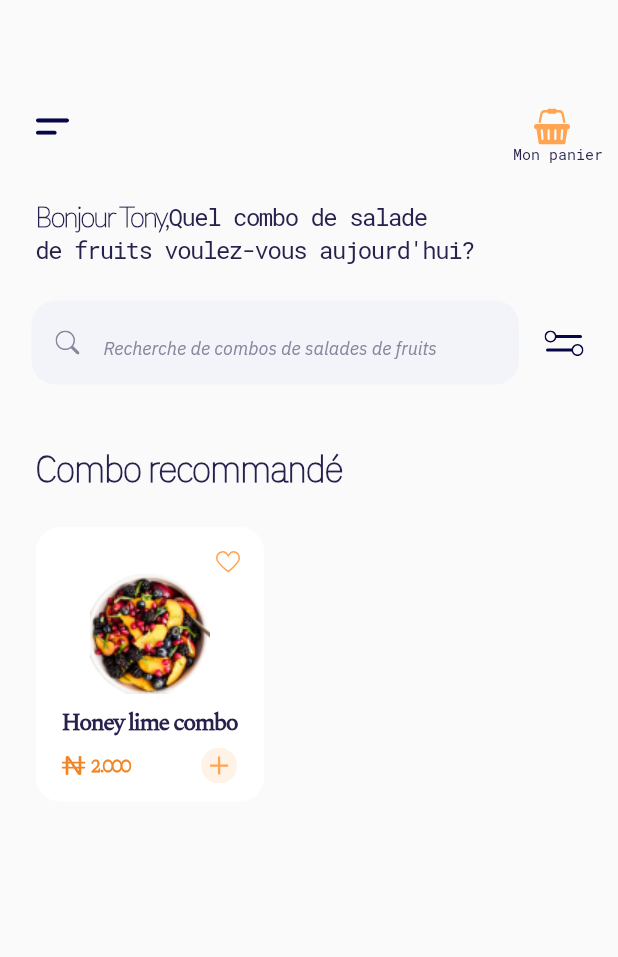
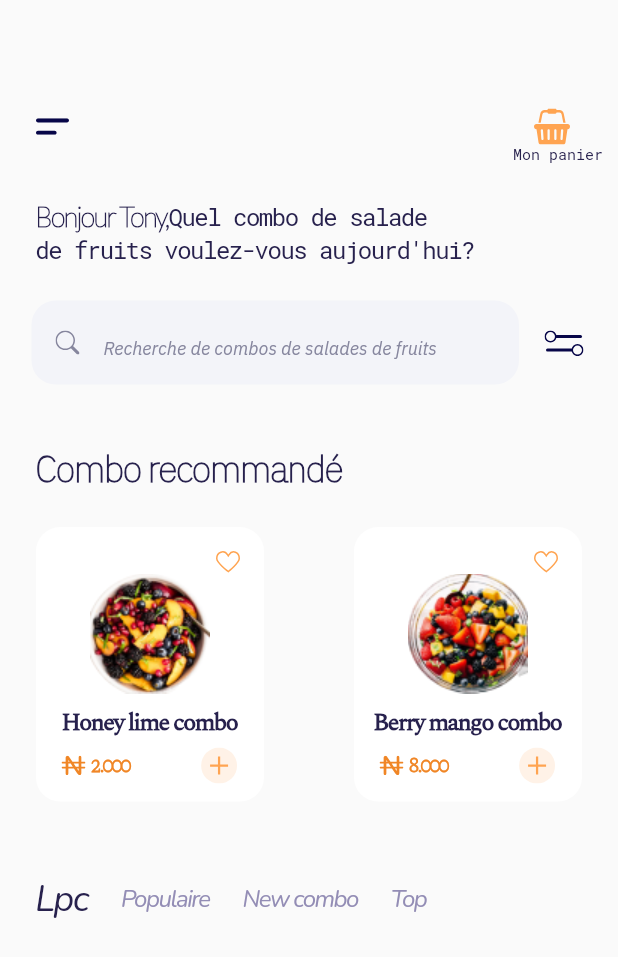
Before and after one commit to imdadAdelabou/Fruitzshop, a Flutter app: the HomeScreen screen opened directly, on a phone screen of 412 x 824 dp. Shown: the top 957 px of the screen. Run offline on Flutter 3.47's test engine with Material 2 defaults, Android fonts, the phone set to English and light mode, and no system bars; our stand-ins replace flutter_svg.

Commit message:
push origin master

```diff
--- /dev/null
+++ b/lib/Composant/CategorieList.dart
@@ -0,0 +1,6 @@
+List<String> catList = [
+  "Lpc",
+  "Populaire",
+  "New combo",
+  "Top",
+];
--- a/lib/Screen1/HomeScreen.dart
+++ b/lib/Screen1/HomeScreen.dart
@@ -1,5 +1,6 @@
 import 'package:flutter/material.dart';
 import 'package:flutter_svg/flutter_svg.dart';
+import 'package:fruitzshop/Composant/CategorieList.dart';
 import 'package:fruitzshop/Composant/GridCombo.dart';
 import 'package:fruitzshop/Composant/SearchFruit.dart';
 
@@ -8,6 +9,7 @@ class HomeScreen extends StatefulWidget {
 }
 
 class _HomeScreen extends State<HomeScreen> {
+  int index = 0;
   Widget build(BuildContext context) {
     return Scaffold(
       //backgroundColor: Color(0xFFE5E5E5),
@@ -128,7 +130,14 @@ class _HomeScreen extends State<HomeScreen> {
             ),
           ),
           Padding(
-            padding: EdgeInsets.only(left: 24.0),
+            padding: EdgeInsets.only(
+              bottom: 49.0,
+            ),
+            child: Row(
+              mainAxisAlignment: MainAxisAlignment.spaceBetween,
+              children: [
+                Padding(
+                  padding: EdgeInsets.only(left: 24.0, right: 23.0),
                   child: GridCombo(
                     imageCombo:
                         "assets/images/Honey-Lime-Peach-Fruit-Salad-3-725x725-1-removebg-preview 1.png",
@@ -141,6 +150,47 @@ class _HomeScreen extends State<HomeScreen> {
                     price: "2.000",
                   ),
                 ),
+                Padding(
+                  padding: EdgeInsets.only(right: 24.0),
+                  child: GridCombo(
+                    imageCombo:
+                        "assets/images/Glowing-Berry-Fruit-Salad-8-720x720-removebg-preview 1.png",
+                    titleCombo: "Berry mango combo",
+                    fontFamily: "Spectral",
+                    weight: FontWeight.w600,
+                    size: 16,
+                    letterSpacing: -1,
+                    couleur: Color(0xFF27214D),
+                    price: "8.000",
+                  ),
+                ),
+              ],
+            ),
+          ),
+          Padding(
+            padding: EdgeInsets.only(left: 24.0),
+            child: Row(
+              children: catList
+                  .map(
+                    (e) => Padding(
+                      padding: EdgeInsets.only(right: 22.0),
+                      child: Text(
+                        e,
+                        style: TextStyle(
+                          fontFamily: "Nino",
+                          fontWeight: FontWeight.w300,
+                          fontSize: index == catList.indexOf(e) ? 24.0 : 16.0,
+                          letterSpacing: -1,
+                          color: index == catList.indexOf(e)
+                              ? Color(0xFF27214D)
+                              : Color(0xFF938DB5),
+                        ),
+                      ),
+                    ),
+                  )
+                  .toList(),
+            ),
+          ),
         ],
       ),
     );
--- a/pubspec.yaml
+++ b/pubspec.yaml
@@ -95,6 +95,11 @@ flutter:
         - asset: assets/fonts/IBMPlexSans-Italic.ttf
           style: italic
 
+    - family: Nino
+      fonts:
+        - asset: assets/fonts/Nunito-Italic.ttf
+          style: italic
+
     - family: IBMTHIN
       fonts:
         - asset: assets/fonts/IBMPlexSans-Thin.ttf
```
Also changed, not shown: assets/fonts/Nunito-Italic.ttf (added), 5 other files. Lines whose indentation alone changed are shown as unchanged.
